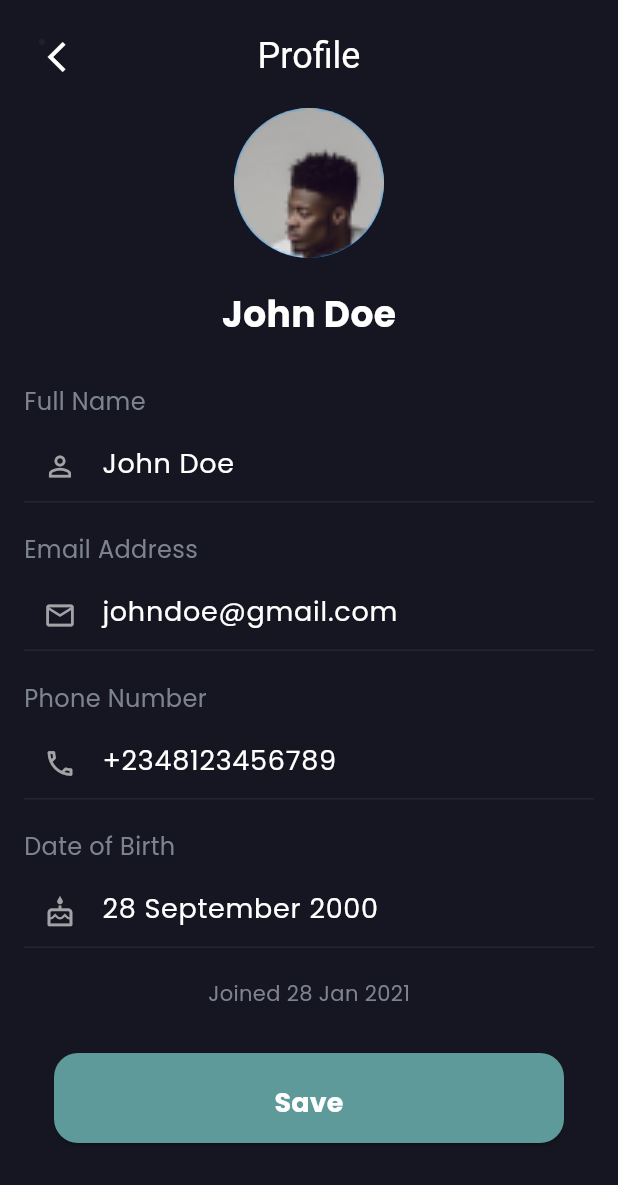
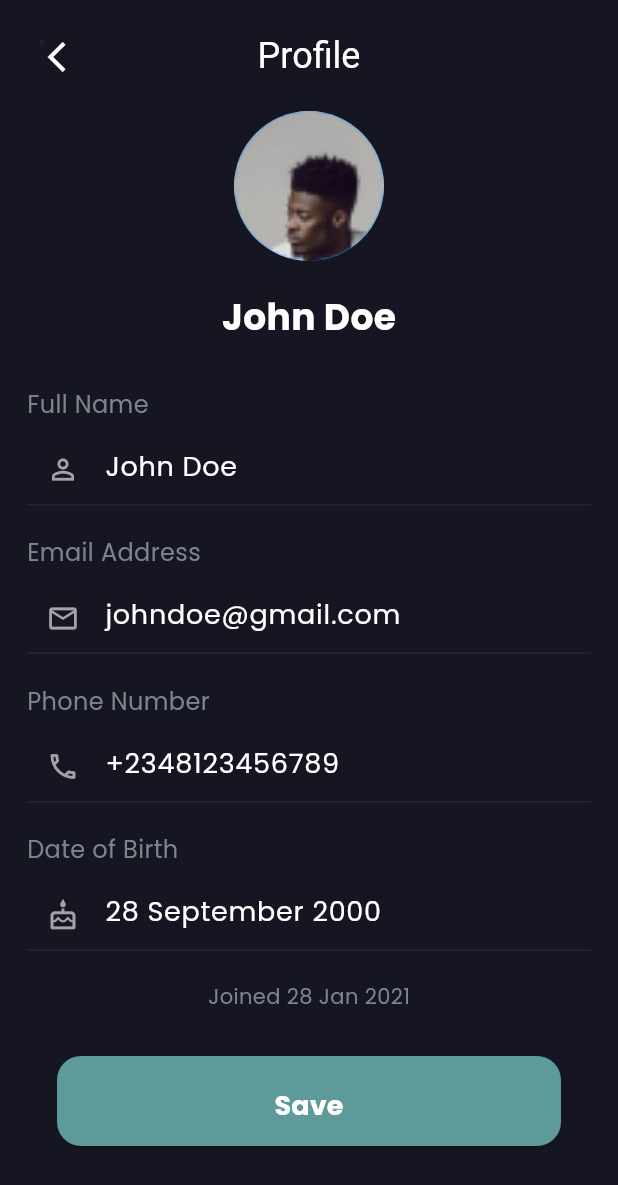
Before and after one commit to iEmmanuel104/plugx_app, a Flutter app: the SettingsScreen screen opened directly, after a tap on "Personal Information", on a phone screen of 412 x 824 dp. Shown: the top 1185 px of the screen. Run offline on Flutter 3.47's test engine with Material 3 defaults, Android fonts, the light colour scheme and no system bars; our stand-ins replace google_fonts.

Commit message:
chore: Update padding in sign-in and profile screens

```diff
--- a/lib/screens/delete_account_screen.dart
+++ b/lib/screens/inner_screens/delete_account_screen.dart
@@ -26,9 +26,7 @@ class DeleteAccountScreen extends StatelessWidget {
                 color: Color(0xFF1E1E2D),
                 shape: BoxShape.circle,
               ),
-            //   padding: const EdgeInsets.all(8.0),
-              child: const Icon(Icons.arrow_back_ios_outlined,
-                  color: Colors.white),
+              child: const Icon(Icons.arrow_back_ios_outlined, color: Colors.white),
             ),
             onPressed: () => Navigator.of(context).pop(),
           ),
--- a/lib/screens/profile_screen.dart
+++ b/lib/screens/profile_screen.dart
@@ -26,7 +26,6 @@ class ProfileScreen extends StatelessWidget {
                 color: Color(0xFF1E1E2D),
                 shape: BoxShape.circle,
               ),
-            //   padding: const EdgeInsets.all(8.0),
               child:
                   const Icon(Icons.arrow_back_ios_outlined, color: Colors.white),
             ),
@@ -36,7 +35,7 @@ class ProfileScreen extends StatelessWidget {
       ),
       body: SingleChildScrollView(
         child: Padding(
-          padding: const EdgeInsets.all(16.0),
+          padding: const EdgeInsets.all(18.0),
           child: Column(
             crossAxisAlignment: CrossAxisAlignment.center,
             children: [
--- a/lib/screens/settings_screen.dart
+++ b/lib/screens/settings_screen.dart
@@ -1,6 +1,7 @@
 import 'package:flutter/material.dart';
+import 'package:plugx_app/screens/inner_screens/contact_us_screen.dart';
 import 'profile_screen.dart';
-import 'delete_account_screen.dart';
+import 'inner_screens/delete_account_screen.dart';
 
 class SettingsScreen extends StatelessWidget {
   const SettingsScreen({super.key});
@@ -9,7 +10,7 @@ class SettingsScreen extends StatelessWidget {
   Widget build(BuildContext context) {
     return Scaffold(
       backgroundColor: const Color(0xFF161622),
-        appBar: AppBar(
+      appBar: AppBar(
         title: const Padding(
           padding: EdgeInsets.only(top: 18.0),
           child: Text('Settings'),
@@ -32,7 +33,7 @@ class SettingsScreen extends StatelessWidget {
           ),
         ],
       ),
-      body:  Padding(
+      body: Padding(
         padding: const EdgeInsets.fromLTRB(18, 20, 18, 0),
         child: Column(
           crossAxisAlignment: CrossAxisAlignment.start,
@@ -68,23 +69,21 @@ class SettingsScreen extends StatelessWidget {
               ),
             ),
             const SizedBox(height: 40),
-            _buildSettingsItem(context, 'Personal Information', Icons.person_outline,
-                () {
+            _buildSettingsItem(
+                context, 'Personal Information', Icons.person_outline, () {
               Navigator.push(
                   context,
                   MaterialPageRoute(
                       builder: (context) => const ProfileScreen()));
             }),
+            _buildSettingsItem(context, 'Bank Information',
+                Icons.account_balance_outlined, () {}),
             _buildSettingsItem(
-                context, 'Bank Information', Icons.account_balance_outlined, () {
-            }),
-            _buildSettingsItem(context, 'Currency', Icons.credit_card_outlined, () {
-            },
+                context, 'Currency', Icons.credit_card_outlined, () {},
                 trailing:
                     const Text('NGN', style: TextStyle(color: Colors.white))),
-            _buildSettingsItem(context, 'Notifications', Icons.notifications_none_outlined,
-                () {
-            },
+            _buildSettingsItem(context, 'Notifications',
+                Icons.notifications_none_outlined, () {},
                 trailing: Container(
                   padding: const EdgeInsets.all(8),
                   decoration: const BoxDecoration(
@@ -93,20 +92,22 @@ class SettingsScreen extends StatelessWidget {
                   ),
                   child: const Text('2', style: TextStyle(color: Colors.white)),
                 )),
-            _buildSettingsItem(context, 'Contact Us', Icons.support_agent_outlined, () {
+            _buildSettingsItem(
+                context, 'Contact Us', Icons.support_agent_outlined, () {
+              Navigator.push(
+                  context,
+                  MaterialPageRoute(
+                      builder: (context) => const ContactUsScreen()));
             }),
-            _buildSettingsItem(context, 'Change Password', Icons.lock_outline_rounded, () {
-            }),
-            _buildSettingsItem(context, 'Privacy Policy', Icons.privacy_tip_outlined,
-                () {
-            }),
-            _buildSettingsItem(context, 'Light/Dark Theme', Icons.brightness_6,
-                () {
-            },
+            _buildSettingsItem(
+                context, 'Change Password', Icons.lock_outline_rounded, () {}),
+            _buildSettingsItem(
+                context, 'Privacy Policy', Icons.privacy_tip_outlined, () {}),
+            _buildSettingsItem(
+                context, 'Light/Dark Theme', Icons.brightness_6, () {},
                 trailing: Switch(
                   value: true,
-                  onChanged: (value) {
-                  },
+                  onChanged: (value) {},
                   activeColor: const Color(0xFF5D9A99),
                 )),
             _buildSettingsItem(context, 'Delete Account', Icons.delete, () {
@@ -132,7 +133,6 @@ class SettingsScreen extends StatelessWidget {
         trailing: trailing ??
             const Icon(Icons.chevron_right, color: Colors.white, size: 24),
         onTap: onTap,
-
       ),
     );
   }
--- a/lib/screens/sign_in_screen.dart
+++ b/lib/screens/sign_in_screen.dart
@@ -21,8 +21,7 @@ class SignInScreen extends StatelessWidget {
               shape: BoxShape.circle,
             ),
             padding: const EdgeInsets.all(8.0),
-            child:
-                const Icon(Icons.arrow_back_ios_outlined, color: Colors.white),
+            child: const Icon(Icons.arrow_back_ios_outlined, color: Colors.white),
           ),
           onPressed: () => Navigator.of(context).pop(),
         ),
```
Also changed, not shown: lib/screens/inner_screens/contact_us_screen.dart (added, +65 -0 lines), assets/images/chat_room_icon.png (added), assets/images/contact_phone_icon.png (added), assets/images/map_marker_icon.png (added).
